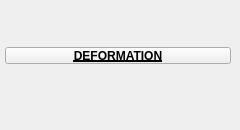
Qt form tentacle/ui/uiLevel_3/deformation.ui (m3trik/tentacle) before a commit.
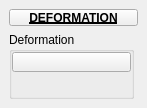
The same form after that commit. Custom widgets are drawn as their Qt base class.

The edit to the form file:
```diff
--- a/tentacle/ui/uiLevel_3/deformation.ui
+++ b/tentacle/ui/uiLevel_3/deformation.ui
@@ -9,8 +9,8 @@
    <rect>
     <x>0</x>
     <y>0</y>
-    <width>240</width>
-    <height>130</height>
+    <width>147</width>
+    <height>108</height>
    </rect>
   </property>
   <property name="minimumSize">
@@ -38,38 +38,8 @@
    <set>QMainWindow::AllowNestedDocks|QMainWindow::AllowTabbedDocks|QMainWindow::AnimatedDocks|QMainWindow::ForceTabbedDocks</set>
   </property>
   <widget class="QWidget" name="mainWindow">
-   <widget class="QWidget" name="layoutWidget_2">
-    <property name="geometry">
-     <rect>
-      <x>5</x>
-      <y>10</y>
-      <width>226</width>
-      <height>91</height>
-     </rect>
-    </property>
-    <layout class="QGridLayout" name="gridLayout_2">
-     <property name="spacing">
-      <number>0</number>
-     </property>
-     <item row="1" column="1" colspan="2">
-      <layout class="QHBoxLayout" name="horizontalLayout">
-       <item>
-        <layout class="QVBoxLayout" name="verticalLayout">
-         <property name="spacing">
-          <number>0</number>
-         </property>
-        </layout>
-       </item>
-       <item>
         <layout class="QVBoxLayout" name="verticalLayout_2">
-         <property name="spacing">
-          <number>0</number>
-         </property>
-        </layout>
-       </item>
-      </layout>
-     </item>
-     <item row="0" column="1" colspan="2">
+    <item>
       <widget class="PushButtonDraggable" name="draggable_header">
        <property name="minimumSize">
         <size>
@@ -98,8 +68,97 @@
        </property>
       </widget>
      </item>
-    </layout>
-   </widget>
+    <item>
+     <layout class="QVBoxLayout" name="verticalLayout">
+      <property name="spacing">
+       <number>0</number>
+      </property>
+      <item>
+       <widget class="QGroupBox" name="groupBox">
+        <property name="enabled">
+         <bool>true</bool>
+        </property>
+        <property name="minimumSize">
+         <size>
+          <width>125</width>
+          <height>0</height>
+         </size>
+        </property>
+        <property name="maximumSize">
+         <size>
+          <width>125</width>
+          <height>999</height>
+         </size>
+        </property>
+        <property name="title">
+         <string>Deformation</string>
+        </property>
+        <layout class="QVBoxLayout" name="verticalLayout_3">
+         <property name="spacing">
+          <number>0</number>
+         </property>
+         <property name="leftMargin">
+          <number>0</number>
+         </property>
+         <property name="topMargin">
+          <number>0</number>
+         </property>
+         <property name="rightMargin">
+          <number>0</number>
+         </property>
+         <property name="bottomMargin">
+          <number>0</number>
+         </property>
+         <item>
+          <widget class="PushButton" name="tb001">
+           <property name="enabled">
+            <bool>true</bool>
+           </property>
+           <property name="minimumSize">
+            <size>
+             <width>0</width>
+             <height>20</height>
+            </size>
+           </property>
+           <property name="maximumSize">
+            <size>
+             <width>999</width>
+             <height>20</height>
+            </size>
+           </property>
+           <property name="toolTip">
+            <string/>
+           </property>
+           <property name="text">
+            <string/>
+           </property>
+           <property name="iconSize">
+            <size>
+             <width>18</width>
+             <height>18</height>
+            </size>
+           </property>
+          </widget>
+         </item>
+         <item>
+          <spacer name="verticalSpacer">
+           <property name="orientation">
+            <enum>Qt::Vertical</enum>
+           </property>
+           <property name="sizeHint" stdset="0">
+            <size>
+             <width>20</width>
+             <height>40</height>
+            </size>
+           </property>
+          </spacer>
+         </item>
+        </layout>
+       </widget>
+      </item>
+     </layout>
+    </item>
+   </layout>
   </widget>
  </widget>
  <customwidgets>
@@ -108,6 +167,11 @@
    <extends>QPushButton</extends>
    <header>widgets.pushbuttondraggable.h</header>
   </customwidget>
+  <customwidget>
+   <class>PushButton</class>
+   <extends>QPushButton</extends>
+   <header>widgets.pushbutton.h</header>
+  </customwidget>
  </customwidgets>
  <resources/>
  <connections/>
```
Lines whose indentation alone changed are shown as unchanged.
